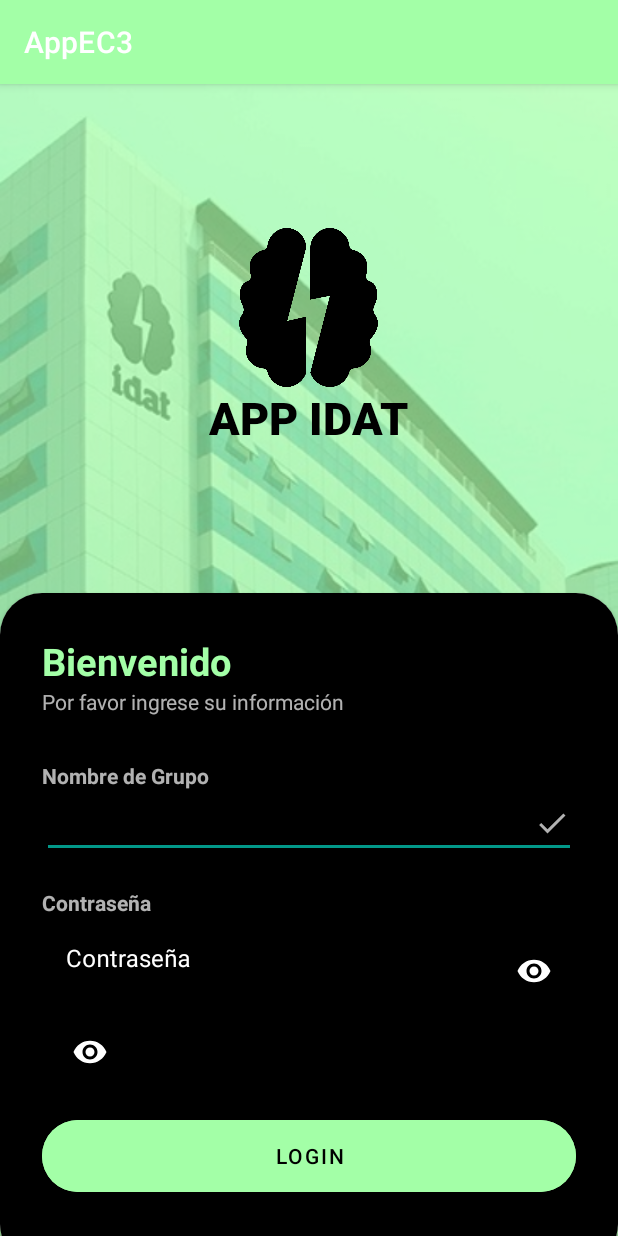
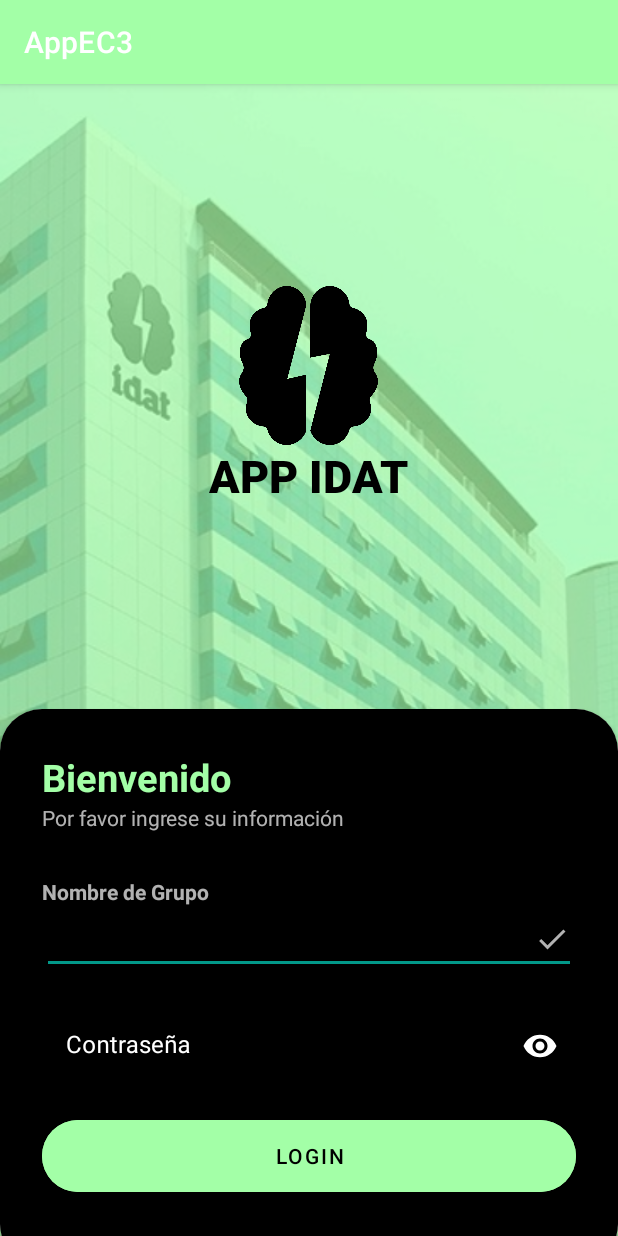
Before and after one commit to wanderjts94/AppEC3, an Android app: the screen it shows after launch (LoginActivity), on a phone screen of 412 x 824 dp. Run offline under Robolectric (Android 15) with nearby library versions, the phone set to English and light mode, and no system bars.

Commit message:
tercer commit grande

```diff
--- a/app/src/main/res/layout/activity_login.xml
+++ b/app/src/main/res/layout/activity_login.xml
@@ -93,28 +93,25 @@
                 android:layout_width="wrap_content"
                 android:layout_height="20dp"/>
 
-            <TextView
-                android:layout_width="wrap_content"
-                android:layout_height="wrap_content"
-                android:text="Contraseña"
-                android:textColor="@color/white"
-                android:alpha="0.7"
-                android:textStyle="bold"/>
+
+            <RelativeLayout
+                android:layout_width="match_parent"
+                android:layout_height="wrap_content">
 
                 <com.google.android.material.textfield.TextInputLayout
                     android:layout_width="match_parent"
                     android:layout_height="wrap_content"
                     android:hint="Contraseña"
                     app:boxBackgroundColor="@color/black"
-                android:textColorHint="@color/white">
+                    android:textColorHint="@color/white"
+                    android:layout_toStartOf="@id/btnShowPassword">
 
                     <com.google.android.material.textfield.TextInputEditText
                         android:id="@+id/etPassword"
                         android:layout_width="match_parent"
                         android:layout_height="wrap_content"
-                    android:drawableEnd="@drawable/baseline_remove_red_eye_24"
                         android:inputType="textPassword"
-                    android:textColor="@color/white"/>
+                        android:textColor="@color/white" />
 
                 </com.google.android.material.textfield.TextInputLayout>
 
@@ -122,13 +119,15 @@
                     android:id="@+id/btnShowPassword"
                     android:layout_width="48dp"
                     android:layout_height="48dp"
-                android:layout_marginStart="8dp"
-                android:layout_marginTop="8dp"
+                    android:layout_alignParentEnd="true"
+                    android:layout_centerVertical="true"
                     android:background="?attr/selectableItemBackgroundBorderless"
                     android:foreground="?attr/selectableItemBackgroundBorderless"
                     android:padding="8dp"
                     android:src="@drawable/baseline_remove_red_eye_24"
                     android:contentDescription="@string/MostrarContrasena" />
+
+            </RelativeLayout>
 
             <View
                 android:layout_width="wrap_content"
```
Lines whose indentation alone changed are shown as unchanged.
